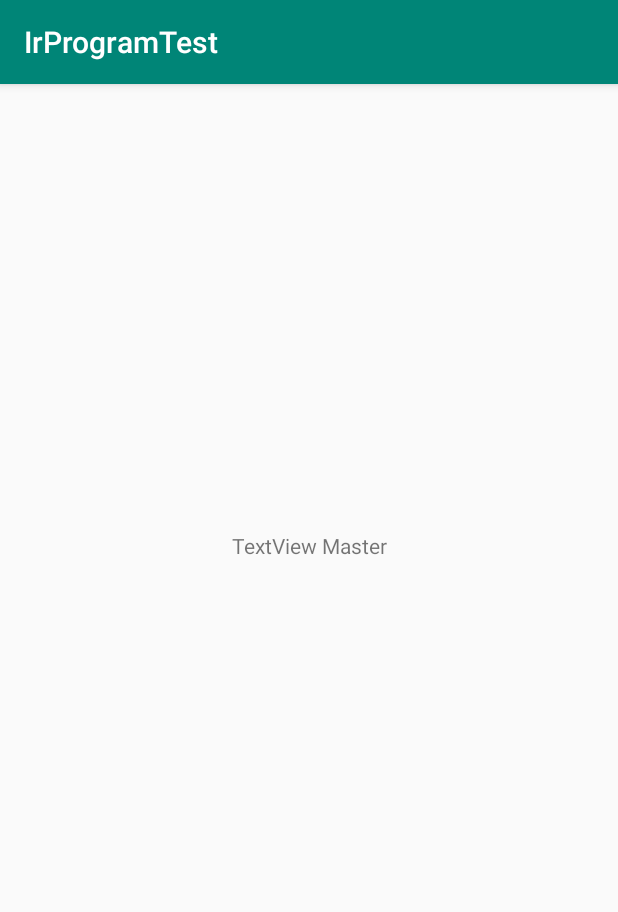
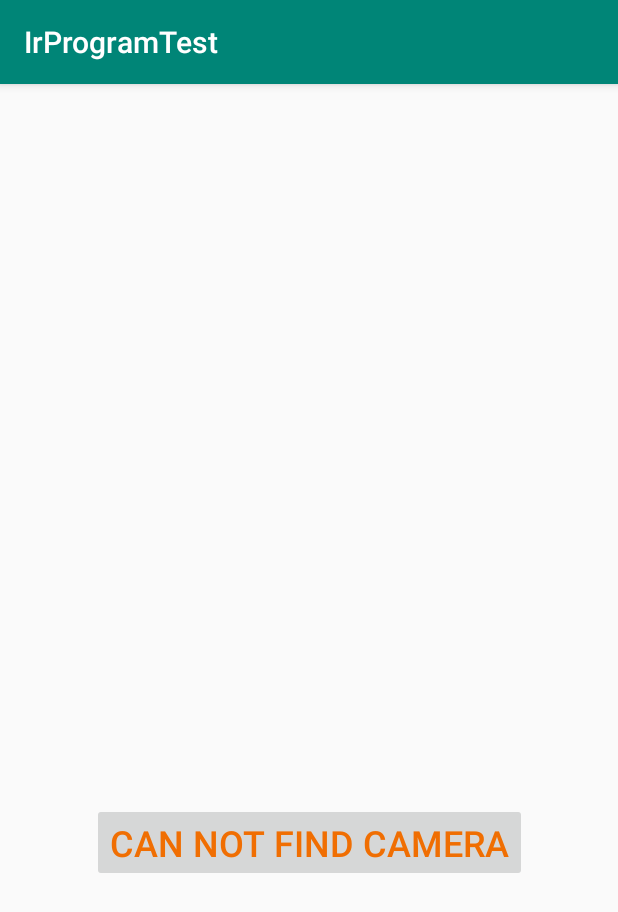
Before and after one commit to HTC77/android-irprogram.com-examples, an Android app: the screen it shows after launch (MainActivity), on a phone screen of 412 x 824 dp. Shown: the top 912 px of the screen. Run offline under Robolectric (Android 15) with nearby library versions, the phone set to English and light mode, and no system bars.

Commit message:
init Camera

```diff
--- a/app/src/main/java/com/example/irprogramtest/MainActivity.java
+++ b/app/src/main/java/com/example/irprogramtest/MainActivity.java
@@ -1,16 +1,50 @@
 package com.example.irprogramtest;
 
 import android.content.Intent;
+import android.content.pm.PackageManager;
+import android.graphics.Bitmap;
+import android.os.Bundle;
+import android.provider.MediaStore;
 import android.support.v7.app.AppCompatActivity;
-import android.os.Bundle;
 import android.view.View;
+import android.widget.Button;
+import android.widget.ImageView;
 import android.widget.Toast;
 
 public class MainActivity extends AppCompatActivity {
-
+    public static final int REQUEST_IMAGE_CAPTURE = 27;
+    ImageView myImageView;
     @Override
     protected void onCreate(Bundle savedInstanceState) {
         super.onCreate(savedInstanceState);
         setContentView(R.layout.activity_main);
+        myImageView = findViewById(R.id.imageView);
+        if(!hasCamera()){
+            Button btnImage = findViewById(R.id.btnTakePhoto);
+            btnImage.setText("Can not find camera");
+            btnImage.setEnabled(false);
+        }
+    }
+
+    private boolean hasCamera() {
+        return getPackageManager().hasSystemFeature(PackageManager.FEATURE_CAMERA_ANY);
+    }
+
+    public void onBtnTakeImageClicked(View v){
+        Intent intent = new Intent(MediaStore.ACTION_IMAGE_CAPTURE);
+        startActivityForResult(intent,REQUEST_IMAGE_CAPTURE);
+    }
+
+    @Override
+    protected void onActivityResult(int requestCode, int resultCode, Intent data) {
+        if(requestCode == REQUEST_IMAGE_CAPTURE && resultCode == RESULT_OK){
+            Bundle bundle = data.getExtras();
+            Bitmap photo = (Bitmap) bundle.get("data");
+            myImageView.setImageBitmap(photo);
+        }else {
+            Toast.makeText(this,
+                    "An error", Toast.LENGTH_SHORT).show();
+        }
+
     }
 }
--- a/app/src/main/res/layout/activity_main.xml
+++ b/app/src/main/res/layout/activity_main.xml
@@ -4,15 +4,33 @@
     xmlns:tools="http://schemas.android.com/tools"
     android:layout_width="match_parent"
     android:layout_height="match_parent"
-    android:onClick="nextBtnClicked"
     tools:context=".MainActivity">
 
-    <TextView
-        android:id="@+id/textView"
+    <Button
+        android:id="@+id/btnTakePhoto"
         android:layout_width="wrap_content"
         android:layout_height="wrap_content"
-        android:layout_marginTop="298dp"
-        android:text="TextView Master"
+        android:layout_marginBottom="236dp"
+        android:onClick="onBtnTakeImageClicked"
+        android:text="Take Photo"
+        android:textColor="@color/colorAccent"
+        android:textSize="24sp"
+        app:layout_constraintBottom_toBottomOf="parent"
+        app:layout_constraintEnd_toEndOf="parent"
+        app:layout_constraintStart_toStartOf="parent"
+        app:layout_constraintTop_toBottomOf="@+id/imageView" />
+
+    <ImageView
+        android:id="@+id/imageView"
+        android:layout_width="0dp"
+        android:layout_height="0dp"
+        android:layout_marginStart="41dp"
+        android:layout_marginLeft="41dp"
+        android:layout_marginTop="45dp"
+        android:layout_marginEnd="41dp"
+        android:layout_marginRight="41dp"
+        android:layout_marginBottom="80dp"
+        app:layout_constraintBottom_toTopOf="@+id/btnTakePhoto"
         app:layout_constraintEnd_toEndOf="parent"
         app:layout_constraintStart_toStartOf="parent"
         app:layout_constraintTop_toTopOf="parent" />
--- a/app/src/main/res/values/colors.xml
+++ b/app/src/main/res/values/colors.xml
@@ -2,5 +2,5 @@
 <resources>
     <color name="colorPrimary">#008577</color>
     <color name="colorPrimaryDark">#00574B</color>
-    <color name="colorAccent">#D81B60</color>
+    <color name="colorAccent">#F06E02</color>
 </resources>
```
